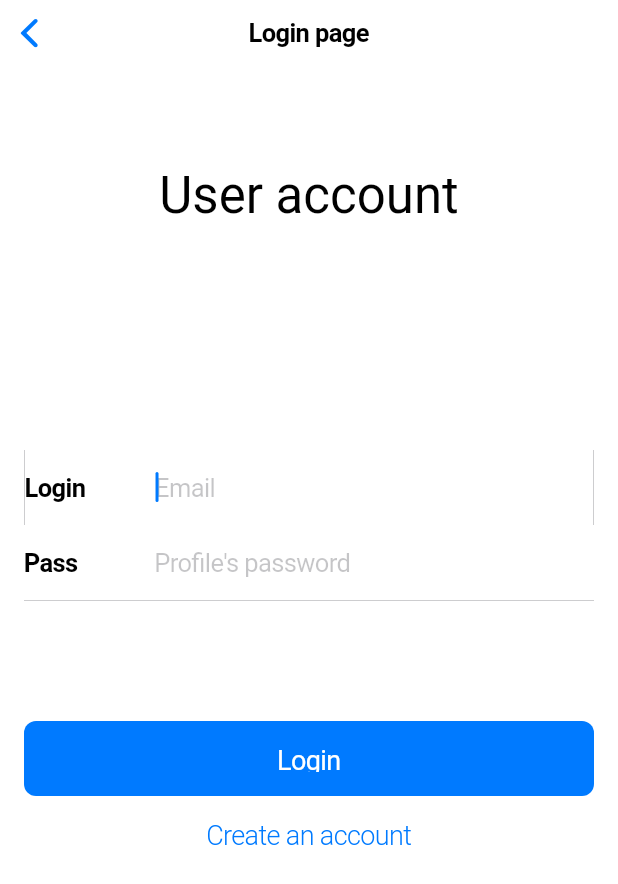
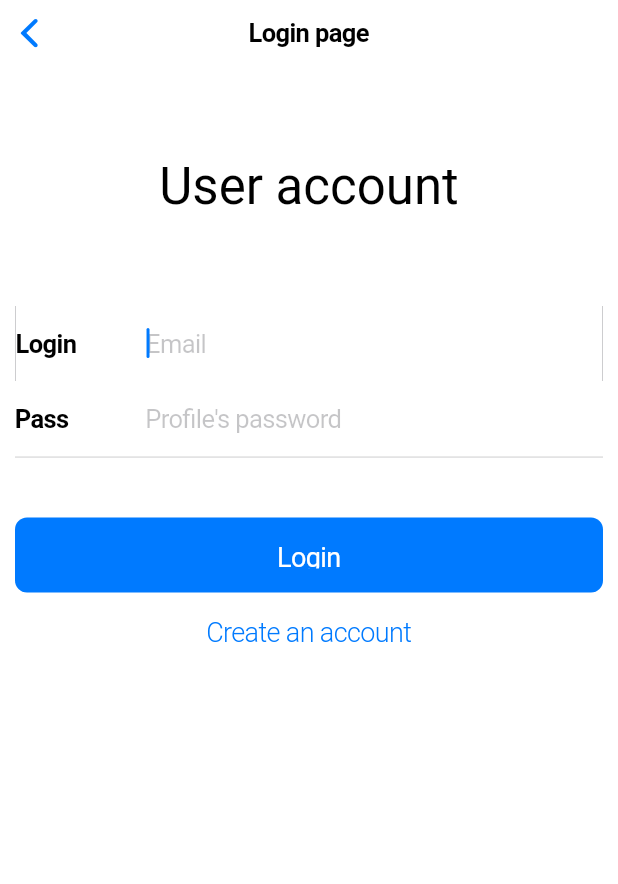
Before and after one commit to mc-off/greenapp.client, a Flutter app: the LoginSignUpPage screen opened directly, on a phone screen of 412 x 824 dp. Shown: the top 884 px of the screen. Run offline on Flutter 3.47's test engine with Material 2 defaults, Android fonts, the phone set to English and light mode, and no system bars; our stand-ins replace built_value, dio, flutter_svg, google_maps_flutter, image_picker, location and 1 more; missing offline and left inert: back_button_interceptor, enum_to_string, flutter_cupertino_settings, geocoder, google_map_location_picker, image_jpeg; generated files the repository leaves out were written again; statements that could not run were skipped.

Commit message:
Login padding editing

```diff
--- a/lib/pages/login_singup_page.dart
+++ b/lib/pages/login_singup_page.dart
@@ -140,7 +140,7 @@ class _LoginSignUpPageState extends State<LoginSignUpPage> {
   Widget _showForm() {
     return new SafeArea(
         child: Container(
-            padding: EdgeInsets.all(16.0),
+            padding: EdgeInsets.all(10.0),
             child: new Form(
               key: _formKey,
               child: new ListView(
@@ -249,7 +249,7 @@ class _LoginSignUpPageState extends State<LoginSignUpPage> {
 
   Widget showPrimaryButton() {
     return new Padding(
-        padding: EdgeInsets.fromLTRB(0.0, _isLoginForm ? 80.0 : 70.0, 0.0, 0.0),
+        padding: EdgeInsets.fromLTRB(0.0, _isLoginForm ? 40.0 : 30.0, 0.0, 0.0),
         child: SizedBox(
           height: 50.0,
           child: new CupertinoButton.filled(
@@ -274,7 +274,7 @@ class _LoginSignUpPageState extends State<LoginSignUpPage> {
 
   Widget showEmailInput() {
     return new Padding(
-      padding: EdgeInsets.fromLTRB(0.0, _isLoginForm ? 100.0 : 00.0, 0.0, 0.0),
+      padding: EdgeInsets.fromLTRB(0.0, _isLoginForm ? 10.0 : 00.0, 0.0, 0.4),
       child: new CupertinoTextField(
         maxLines: 1,
         keyboardType: TextInputType.emailAddress,
```
